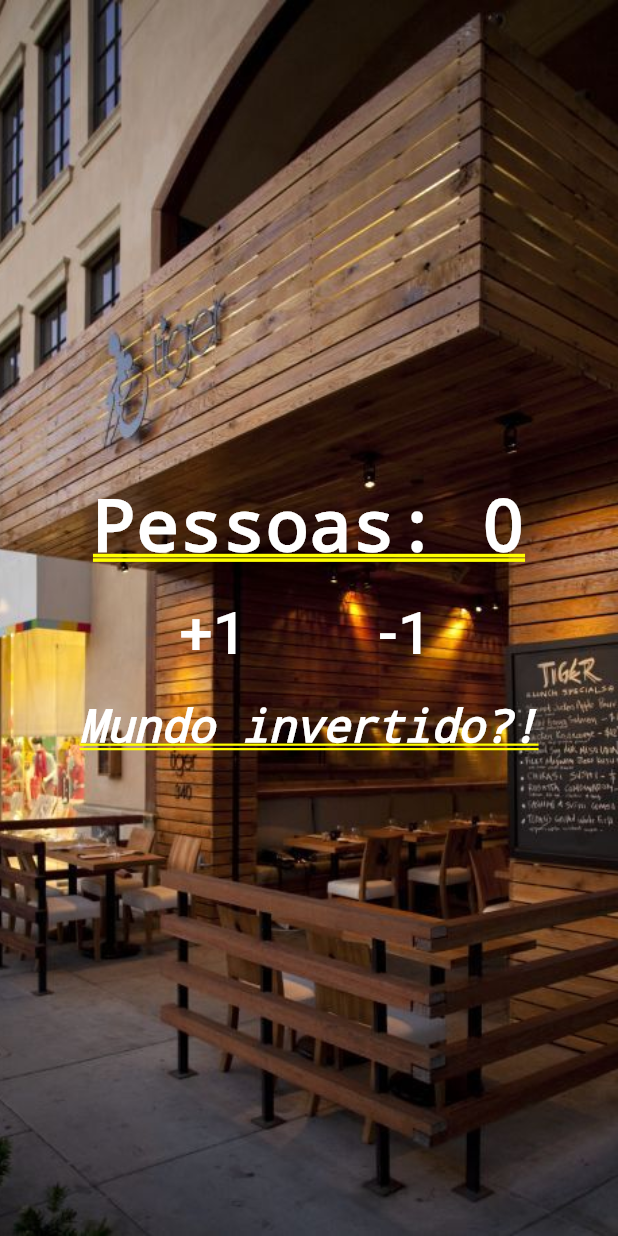
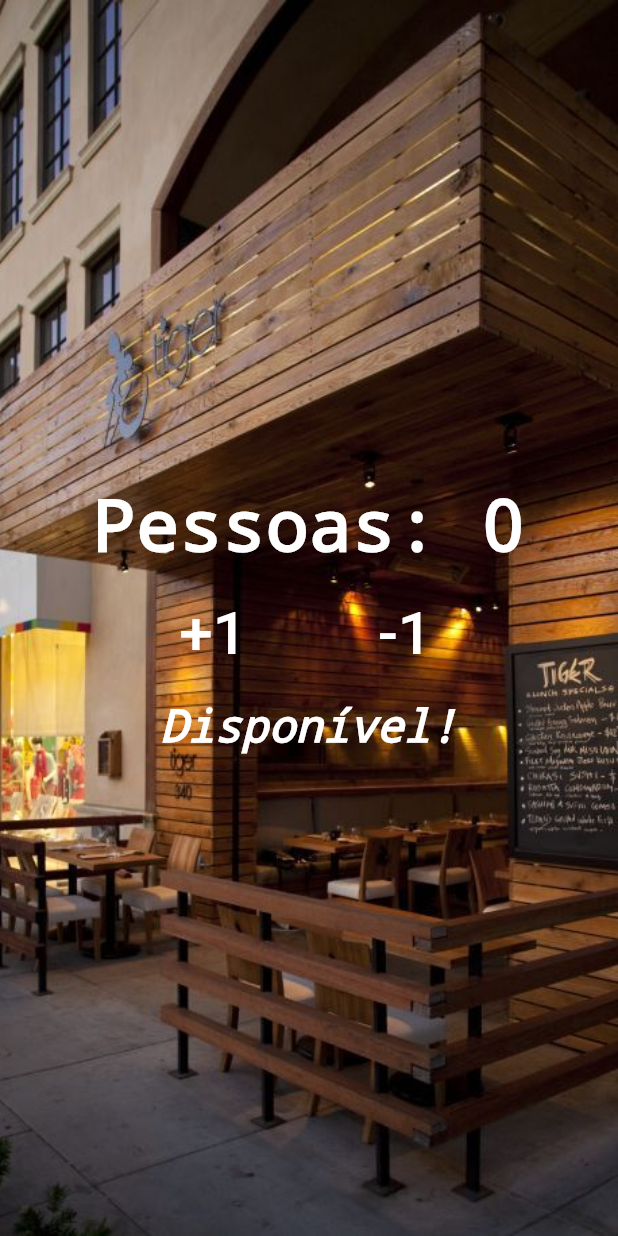
Before and after one commit to Eduardo-ops/InControl, a Flutter app: the screen it shows after launch, after a tap on "+1", on a phone screen of 412 x 824 dp. Run offline on Flutter 3.47's test engine with Material 2 defaults, Android fonts, the phone set to English and light mode, and no system bars; statements that could not run were skipped.

Commit message:
Realizado formatacao package, widgets

```diff
--- a/lib/main.dart
+++ b/lib/main.dart
@@ -35,7 +35,7 @@ class _HomeState extends State<Home> {
     });
 
     // Lógica para verificar se o estabelecimento está disponível para entrada ou não.
-    if (_pessoas > 0 && _pessoas <= 10) {
+    if (_pessoas >= 0 && _pessoas <= 10) {
       _local = "Disponível!";
     } else if (_pessoas > 10) {
       _local = "Lotado.";
@@ -58,7 +58,10 @@ class _HomeState extends State<Home> {
         children: <Widget>[
           Text(
             "Pessoas: $_pessoas",
-            style: TextStyle(color: Colors.white, fontWeight: FontWeight.bold),
+            style: TextStyle(
+                decoration: TextDecoration.none,
+                color: Colors.white,
+                fontWeight: FontWeight.bold),
           ),
           Row(
             mainAxisAlignment: MainAxisAlignment.center,
@@ -92,6 +95,7 @@ class _HomeState extends State<Home> {
           Text(
             "$_local",
             style: TextStyle(
+                decoration: TextDecoration.none,
                 color: Colors.white,
                 fontStyle: FontStyle.italic,
                 fontSize: 30.0),
```
Also changed, not shown: 1 other file.
